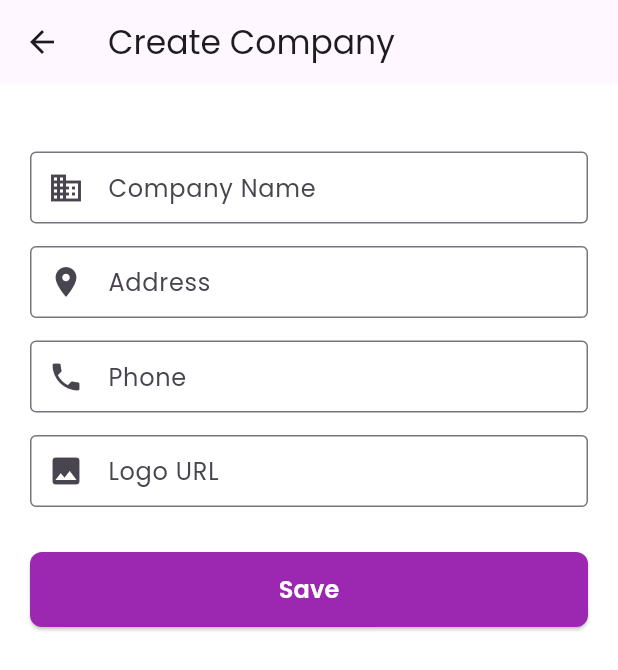
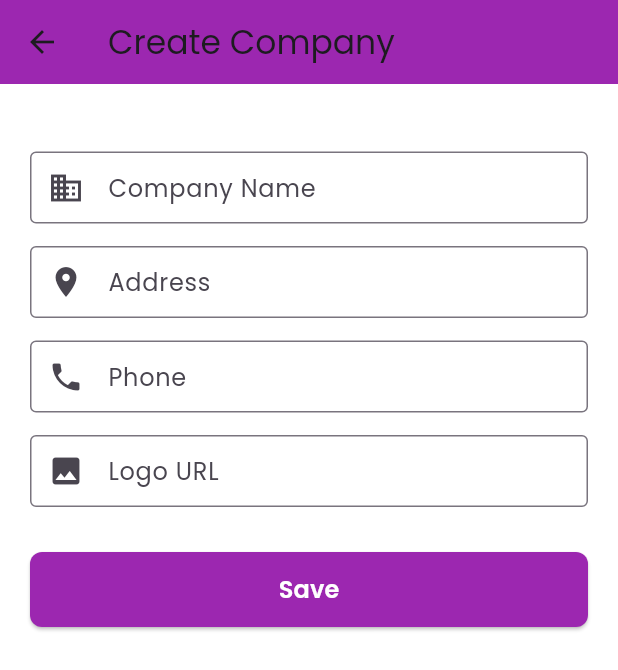
Before and after one commit to anjumArnab/Company-Info, a Flutter app: the screen it shows after launch, after a tap on the "add" icon, on a phone screen of 412 x 824 dp. Shown: the top 670 px of the screen. Run offline on Flutter 3.47's test engine with Material 3 defaults, Android fonts, the phone set to English and light mode, and no system bars; our stand-ins replace dio, google_fonts; network calls fail.

Commit message:
backgroundColor: Colors.purple

```diff
--- a/lib/screens/create_company.dart
+++ b/lib/screens/create_company.dart
@@ -191,6 +191,7 @@ class _CreateCompanyState extends State<CreateCompany> {
   Widget build(BuildContext context) {
     return Scaffold(
       appBar: AppBar(
+        backgroundColor: Colors.purple,
         title: Text(widget.isEditing ? "Edit Company" : "Create Company"),
       ),
       body: Form(
--- a/lib/screens/homepage.dart
+++ b/lib/screens/homepage.dart
@@ -228,6 +228,7 @@ class _HomepageState extends State<Homepage> {
   Widget build(BuildContext context) {
     return Scaffold(
       appBar: AppBar(
+        backgroundColor: Colors.purple,
         title: const Text("Company List"),
         bottom: PreferredSize(
           preferredSize: const Size.fromHeight(60),
```
